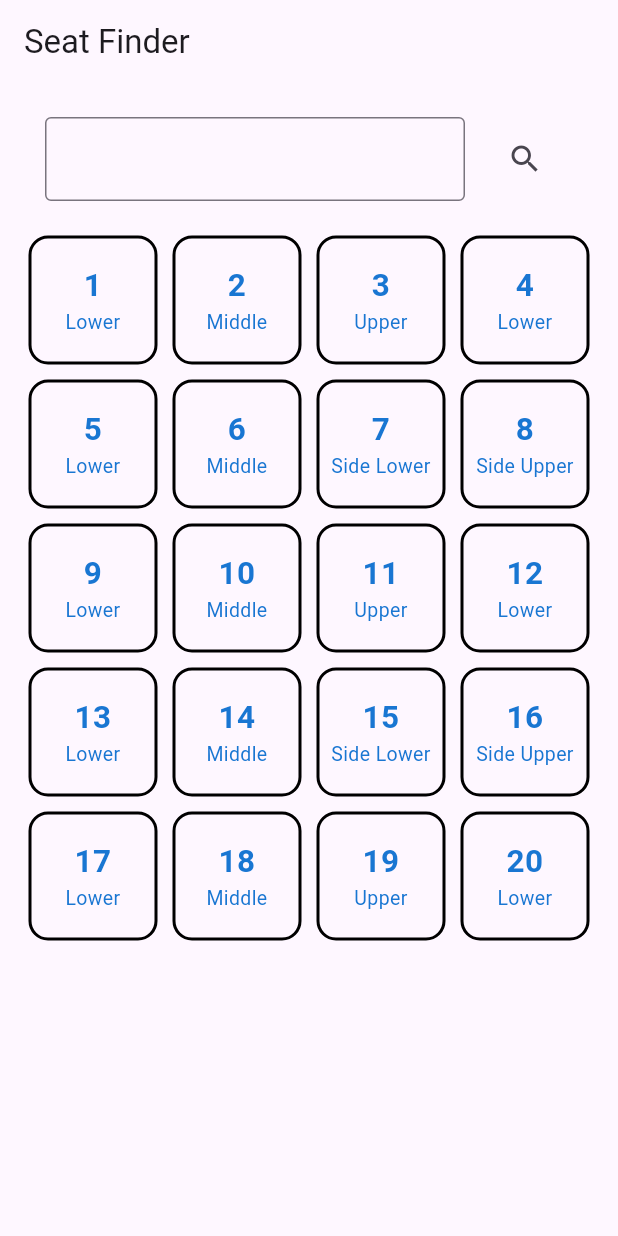
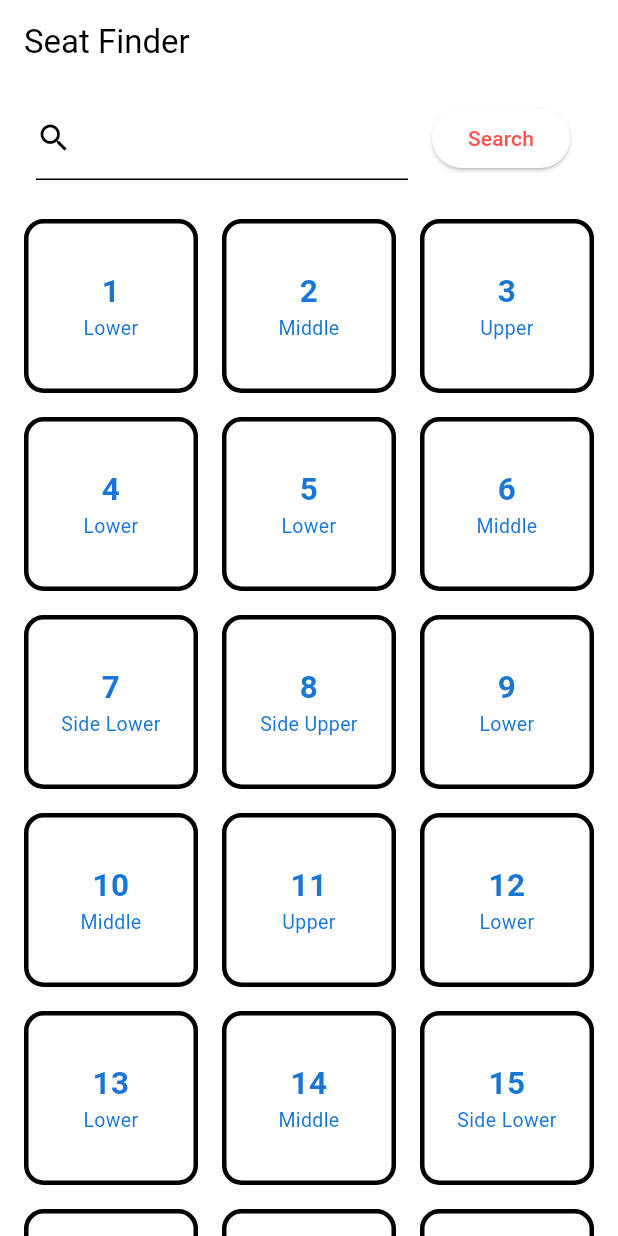
Before and after one commit to lomash-relia/seat_finder, a Flutter app: the screen it shows after launch, on a phone screen of 412 x 824 dp. Run offline on Flutter 3.47's test engine with Material 2 defaults, Android fonts, the phone set to English and light mode, and no system bars; our stand-ins replace bloc, flutter_bloc.

Commit message:
homeBloc fixed

```diff
--- a/lib/main.dart
+++ b/lib/main.dart
@@ -1,8 +1,10 @@
 import 'package:flutter/material.dart';
-import 'package:seat_finder/views/home_page.dart';
+import 'package:seat_finder/views/homepage/UI/home_page.dart';
 
 void main() {
-  runApp(const MyApp());
+  runApp(
+    const MyApp(),
+  );
 }
 
 class MyApp extends StatelessWidget {
@@ -15,6 +17,7 @@ class MyApp extends StatelessWidget {
       title: 'Seat Finder',
       theme: ThemeData(
         useMaterial3: true,
+        colorScheme: const ColorScheme.light(primary: Colors.redAccent),
       ),
       home: const HomeScreen(seatCount: 20),
     );
--- a/lib/views/home_page.dart
+++ /dev/null
@@ -1,86 +0,0 @@
-import 'package:flutter/material.dart';
-import 'package:seat_finder/views/components/seat_tile.dart';
-import 'dart:developer' as devtools show log;
-
-class HomeScreen extends StatefulWidget {
-  // final String title;
-  final int seatCount;
-
-  const HomeScreen({Key? key, required this.seatCount}) : super(key: key);
-
-  @override
-  State<HomeScreen> createState() => _HomeScreenState();
-}
-
-class _HomeScreenState extends State<HomeScreen> {
-  late final TextEditingController seatInputController;
-  late int selectedSeat;
-
-  @override
-  void initState() {
-    selectedSeat = 0;
-    seatInputController = TextEditingController();
-    super.initState();
-  }
-
-  @override
-  void dispose() {
-    seatInputController.dispose();
-    super.dispose();
-  }
-
-  @override
-  Widget build(BuildContext context) {
-    return SafeArea(
-      child: Scaffold(
-        appBar: AppBar(
-          title: const Text('Seat Finder'),
-        ),
-        body: Padding(
-          padding: const EdgeInsets.all(14.0),
-          child: Column(
-            children: [
-              ListTile(
-                title: TextField(
-                  controller: seatInputController,
-                  keyboardType: TextInputType.number,
-                  decoration: const InputDecoration(
-                    border: OutlineInputBorder(),
-                  ),
-                ),
-                trailing: IconButton(
-                  onPressed: () {
-                    setState(() {
-                      if (seatInputController.text.isNotEmpty) {
-                        selectedSeat = int.parse(seatInputController.text);
-                        devtools.log('home set state called --');
-                        devtools.log(selectedSeat.toString());
-                        seatInputController.clear();
-                      }
-                    });
-                  },
-                  icon: const Icon(Icons.search),
-                ),
-              ),
-              const SizedBox(
-                height: 10,
-              ),
-              Expanded(
-                child: GridView.count(
-                  crossAxisCount: 4,
-                  children: List.generate(widget.seatCount, (index) {
-                    devtools.log('from home list view $index --');
-                    return SeatTile(
-                      seatNo: index + 1,
-                      selectedSeat: selectedSeat,
-                    );
-                  }),
-                ),
-              ),
-            ],
-          ),
-        ),
-      ),
-    );
-  }
-}
--- /dev/null
+++ b/lib/views/homepage/UI/home_page.dart
@@ -0,0 +1,103 @@
+import 'package:flutter/material.dart';
+import 'package:seat_finder/views/utils/seat_tile.dart';
+import 'dart:developer' as devtools show log;
+import 'package:flutter_bloc/flutter_bloc.dart';
+import 'package:seat_finder/views/homepage/bloc/home_bloc.dart';
+
+class HomeScreen extends StatefulWidget {
+  final int seatCount;
+
+  const HomeScreen({Key? key, required this.seatCount}) : super(key: key);
+
+  @override
+  State<HomeScreen> createState() => _HomeScreenState();
+}
+
+class _HomeScreenState extends State<HomeScreen> {
+  final HomeBloc homeBloc = HomeBloc();
+  late final TextEditingController seatInputController;
+  late int selectedSeat;
+
+  @override
+  void initState() {
+    seatInputController = TextEditingController();
+    homeBloc.add(HomeInitialEvent());
+    super.initState();
+  }
+
+  @override
+  void dispose() {
+    seatInputController.dispose();
+    super.dispose();
+  }
+
+  @override
+  Widget build(BuildContext context) {
+    return Scaffold(
+      appBar: AppBar(
+        title: const Text('Seat Finder'),
+      ),
+      body: Padding(
+        padding: const EdgeInsets.symmetric(horizontal: 8),
+        child: BlocConsumer<HomeBloc, HomeState>(
+          bloc: homeBloc,
+          listenWhen: (previous, current) => current is HomeActionState,
+          buildWhen: (previous, current) => current is! HomeActionState,
+          listener: (context, state) {},
+          builder: (context, state) {
+            switch (state.runtimeType) {
+              case HomeLoadingState:
+                return const Center(child: CircularProgressIndicator());
+              case HomeLoadedState:
+                final successState = state as HomeLoadedState;
+                return Column(
+                  children: [
+                    ListTile(
+                      title: TextField(
+                        controller: seatInputController,
+                        keyboardType: TextInputType.number,
+                        decoration: const InputDecoration(
+                          hintText: 'Enter Seat Number',
+                          label: Icon(Icons.search),
+                        ),
+                      ),
+                      trailing: ElevatedButton(
+                        onPressed: () {
+                          if (seatInputController.text.isNotEmpty) {
+                            selectedSeat = int.parse(seatInputController.text);
+                            homeBloc.add(HomeSearchSeatEvent(
+                                selectedSeat: selectedSeat));
+                            seatInputController.clear();
+                          }
+                        },
+                        child: const Text('Search'),
+                      ),
+                    ),
+                    const SizedBox(
+                      height: 10,
+                    ),
+                    Expanded(
+                      child: GridView.count(
+                        crossAxisCount: 3,
+                        children: List.generate(widget.seatCount, (index) {
+                          devtools.log('from home list view $index --');
+                          return SeatTile(
+                            seatNo: index + 1,
+                            selectedSeat: successState.selectedSeat,
+                          );
+                        }),
+                      ),
+                    ),
+                  ],
+                );
+              case HomeErrorState:
+                return const Text('Errors');
+              default:
+                return const Text('default');
+            }
+          },
+        ),
+      ),
+    );
+  }
+}
--- /dev/null
+++ b/lib/views/homepage/bloc/home_bloc.dart
@@ -0,0 +1,27 @@
+import 'dart:async';
+
+import 'package:bloc/bloc.dart';
+import 'package:meta/meta.dart';
+
+part 'home_event.dart';
+
+part 'home_state.dart';
+
+class HomeBloc extends Bloc<HomeEvent, HomeState> {
+  HomeBloc() : super(HomeInitial()) {
+    on<HomeInitialEvent>(homeInitialEvent);
+    on<HomeSearchSeatEvent>(homeSearchSeatEvent);
+  }
+
+  FutureOr<void> homeInitialEvent(
+      HomeInitialEvent event, Emitter<HomeState> emit) {
+    emit(HomeLoadingState());
+    emit(HomeLoadedState(selectedSeat: event.selectedSeat));
+  }
+
+  FutureOr<void> homeSearchSeatEvent(
+      HomeSearchSeatEvent event, Emitter<HomeState> emit) {
+    emit(HomeLoadingState());
+    emit(HomeLoadedState(selectedSeat: event.selectedSeat));
+  }
+}
--- /dev/null
+++ b/lib/views/homepage/bloc/home_event.dart
@@ -0,0 +1,14 @@
+part of 'home_bloc.dart';
+
+@immutable
+abstract class HomeEvent {}
+
+class HomeInitialEvent extends HomeEvent {
+  final int selectedSeat = 0;
+}
+
+class HomeSearchSeatEvent extends HomeEvent {
+  final int selectedSeat;
+
+  HomeSearchSeatEvent({required this.selectedSeat});
+}
--- /dev/null
+++ b/lib/views/homepage/bloc/home_state.dart
@@ -0,0 +1,21 @@
+part of 'home_bloc.dart';
+
+@immutable
+abstract class HomeState {}
+
+class HomeInitial extends HomeState {}
+
+//states to build UI
+
+class HomeLoadingState extends HomeState {}
+
+class HomeLoadedState extends HomeState {
+  final int selectedSeat;
+
+  HomeLoadedState({required this.selectedSeat});
+}
+
+class HomeErrorState extends HomeState {}
+
+//states to take action
+abstract class HomeActionState extends HomeState {}
--- a/lib/views/components/seat_tile.dart
+++ b/lib/views/utils/seat_tile.dart
@@ -48,10 +48,12 @@ class _SeatTileState extends State<SeatTile> {
       });
     }
     return Padding(
-      padding: const EdgeInsets.all(5.0),
+      padding: const EdgeInsets.all(8.0),
       child: Container(
         decoration: BoxDecoration(
-          border: Border.all(width: 2),
+          border: Border.all(
+            width: 3,
+          ),
           borderRadius: BorderRadius.circular(13),
         ),
         child: Column(
--- a/pubspec.yaml
+++ b/pubspec.yaml
@@ -27,6 +27,7 @@ dev_dependencies:
   # package. See that file for information about deactivating specific lint
   # rules and activating additional ones.
   flutter_lints: ^2.0.0
+  flutter_bloc: ^8.1.3
 
 # For information on the generic Dart part of this file, see the
 # following page: https://dart.dev/tools/pub/pubspec
```
Also changed, not shown: pubspec.lock.
